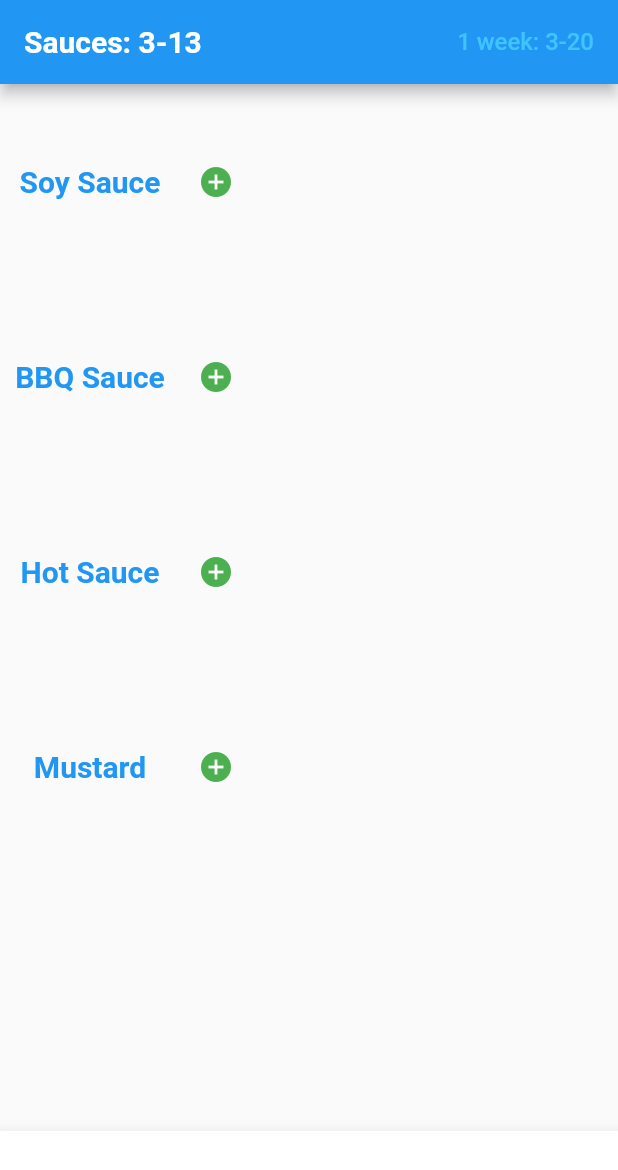
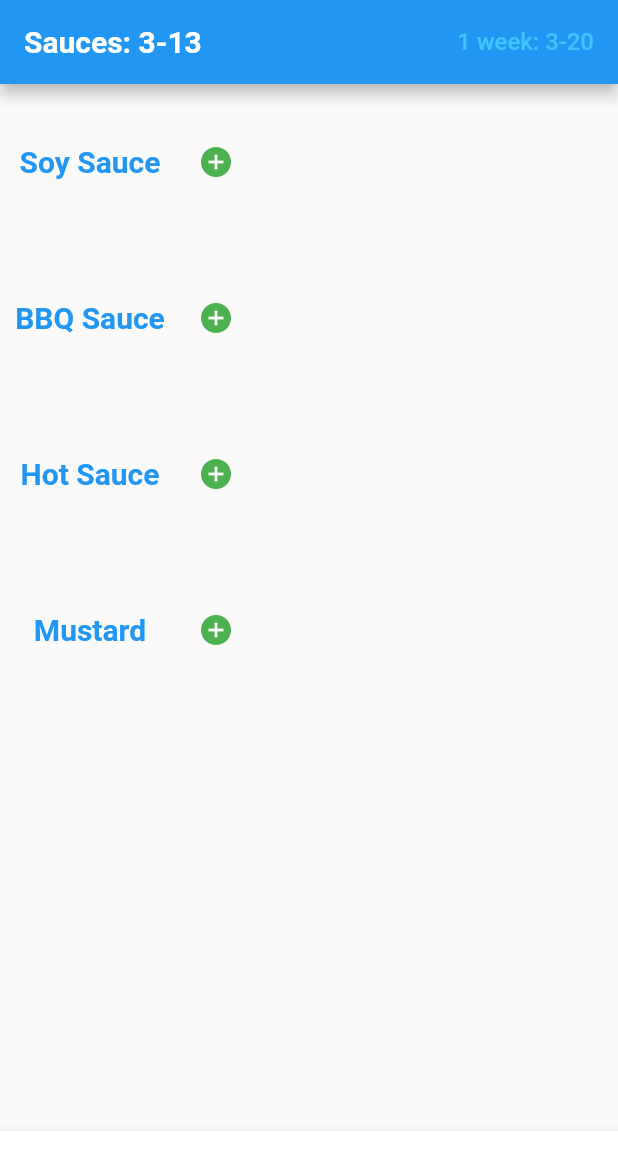
Before and after one commit to RParkerM/SauceExpireApp, a Flutter app: the screen it shows after launch, on a phone screen of 412 x 824 dp. Shown: the top 1170 px of the screen. Run offline on Flutter 3.47's test engine with Material 2 defaults, Android fonts, the phone set to English and light mode, and no system bars; our stand-ins replace shared_preferences.

Commit message:
Changed margins

```diff
--- a/lib/widgets/SauceList.dart
+++ b/lib/widgets/SauceList.dart
@@ -59,7 +59,7 @@ class _SauceListState extends State<SauceList> {
     expireList.sort();
     return Container(
         height: 100,
-        margin: EdgeInsets.symmetric(vertical: 15),
+        margin: EdgeInsets.symmetric(vertical: 2),
         //margin: EdgeInsets.all(25),
         child: ListView.builder(
           scrollDirection: Axis.horizontal,
@@ -69,7 +69,7 @@ class _SauceListState extends State<SauceList> {
               return Container(
                 height: 10,
                 width: 100,
-                margin: EdgeInsets.all(10),
+                margin: EdgeInsets.symmetric(horizontal: 10, vertical: 3),
                 alignment: Alignment.center,
                 child: Text(
                   widget.listName,
```
